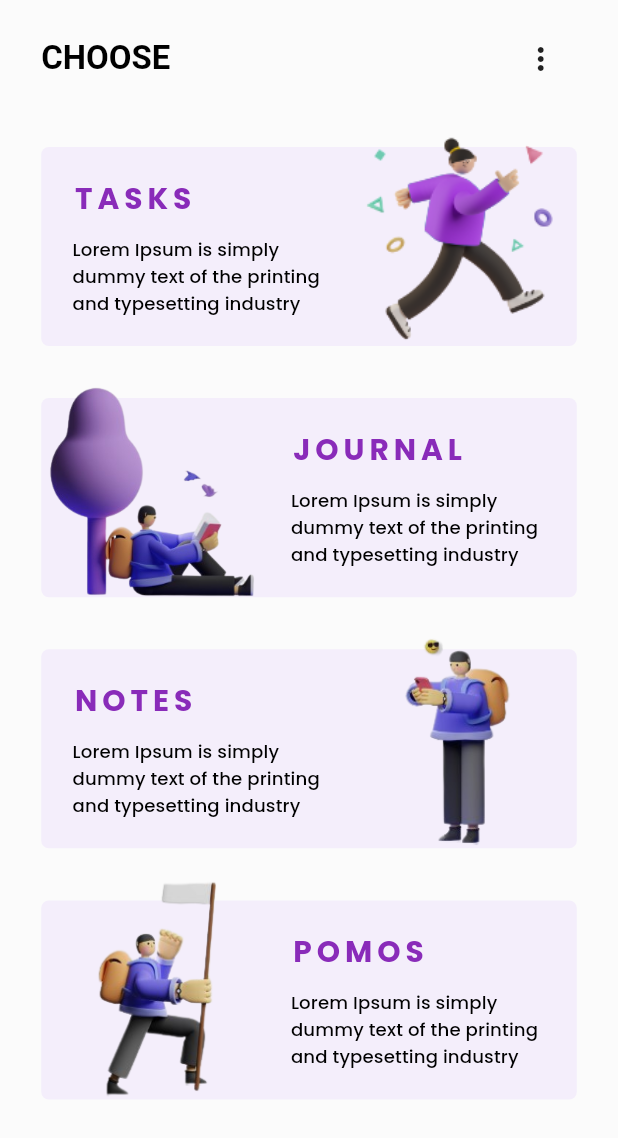
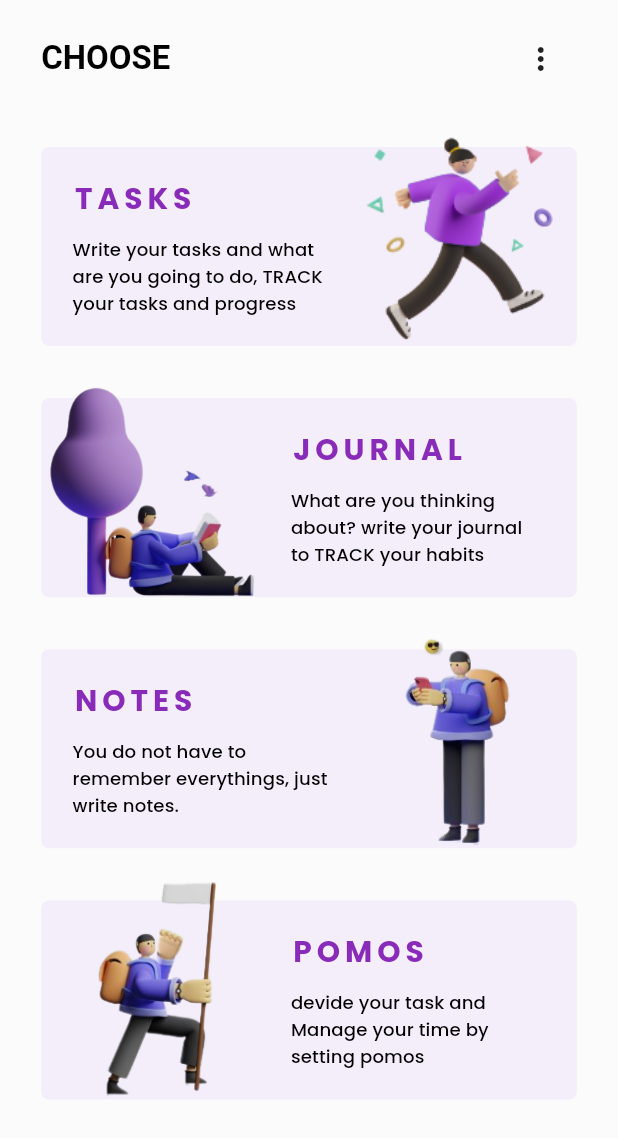
Before and after one commit to WafaaSisalem/daytracker_graduation, a Flutter app: the ChooseCardScreen screen opened directly, on a phone screen of 412 x 824 dp. Shown: the top 1138 px of the screen. Run offline on Flutter 3.47's test engine with Material 2 defaults, Android fonts, the phone set to English and light mode, and no system bars; our stand-ins replace cloud_firestore, firebase_auth, firebase_core, flutter_calendar_carousel, flutter_image_slideshow, flutter_screenutil and 3 more; missing offline and left inert: custom_timer, simple_timer; accounts and stored records are empty.

Commit message:
last changes

```diff
--- a/lib/Screens/choose_screen.dart
+++ b/lib/Screens/choose_screen.dart
@@ -76,7 +76,7 @@ class ChooseCardScreen extends StatelessWidget {
                     textDirection: MyDirection.left,
                     title: 'TASKS',
                     description:
-                        'Lorem Ipsum is simply dummy text of the printing and typesetting industry', //TODO: EDIT THE DESCRIPTION
+                        'Write your tasks and what are you going to do, TRACK your tasks and progress',
                     imagePath: 'assets/images/tasks_card.png',
                     onPressed: () {}),
                 SizedBox(
@@ -85,7 +85,7 @@ class ChooseCardScreen extends StatelessWidget {
                 ChooseCardWidget(
                     title: 'Journal',
                     description:
-                        'Lorem Ipsum is simply dummy text of the printing and typesetting industry',
+                        'What are you thinking about? write your journal to TRACK your habits',
                     imagePath: 'assets/images/journal_card.png',
                     onPressed: () {
                       AppRouter.router
@@ -98,7 +98,7 @@ class ChooseCardScreen extends StatelessWidget {
                 ChooseCardWidget(
                     title: 'notes',
                     description:
-                        'Lorem Ipsum is simply dummy text of the printing and typesetting industry',
+                        'You do not have to remember everythings, just write notes.',
                     imagePath: 'assets/images/note_card.png',
                     onPressed: () {
                       AppRouter.router
@@ -111,7 +111,7 @@ class ChooseCardScreen extends StatelessWidget {
                 ChooseCardWidget(
                     title: 'pomos',
                     description:
-                        'Lorem Ipsum is simply dummy text of the printing and typesetting industry',
+                        'devide your task and Manage your time by setting pomos',
                     imagePath: 'assets/images/pomo_card.png',
                     onPressed: () {
                       AppRouter.router
```
